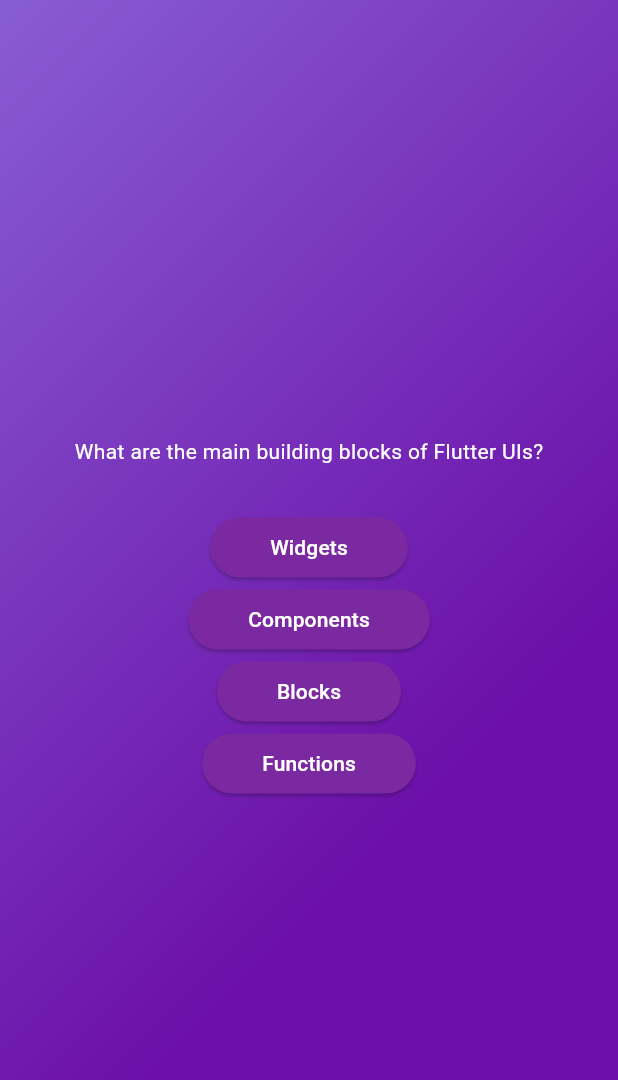
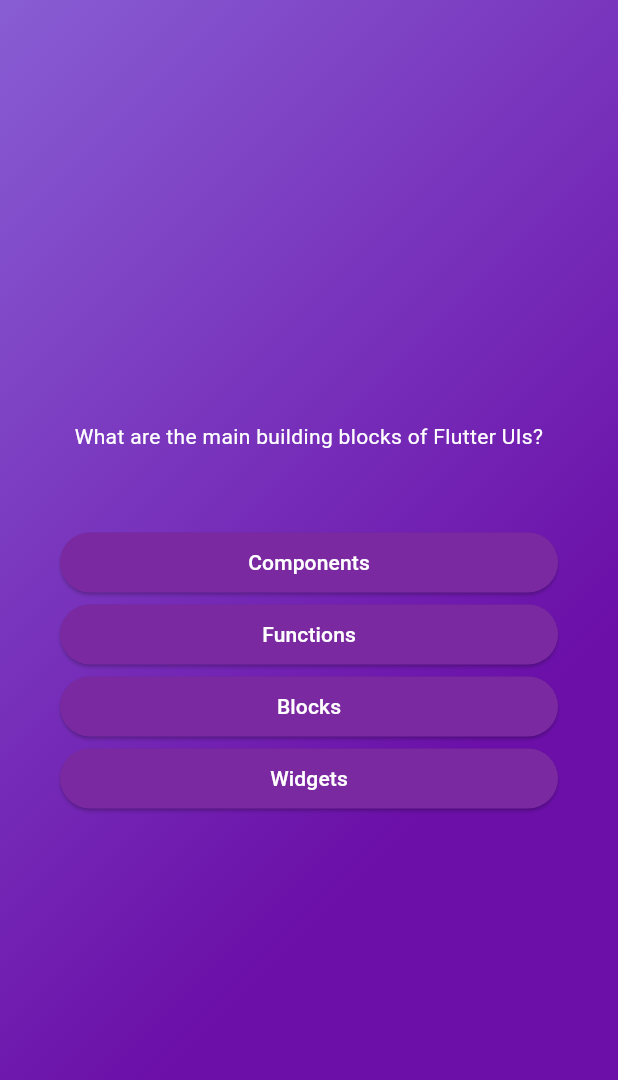
Before and after one commit to NevenD/adv_basics, a Flutter app: the screen it shows after launch, after a tap on "Start Quiz", on a phone screen of 412 x 824 dp. Shown: the top 1080 px of the screen. Run offline on Flutter 3.47's test engine with Material 3 defaults, Android fonts, the phone set to English and light mode, and no system bars.

```diff
--- a/lib/models/quiz_questions.dart
+++ b/lib/models/quiz_questions.dart
@@ -3,4 +3,10 @@ class QuizQuestion {
 
   final String text;
   final List<String> answers;
+
+  getShuffledAnswers() {
+    final shuffledList = List.of(answers); // Create a copy of the answers list
+    shuffledList.shuffle();
+    return shuffledList;
+  }
 }
--- a/lib/questions_screen.dart
+++ b/lib/questions_screen.dart
@@ -1,3 +1,5 @@
+import 'dart:math';
+
 import 'package:adv_basics/answer_button.dart';
 import 'package:flutter/material.dart';
 import 'package:adv_basics/data/questions.dart';
@@ -18,16 +20,25 @@ class _QuestionsScreenState extends State<QuestionsScreen> {
   Widget build(BuildContext context) {
     return SizedBox(
       width: double.infinity,
+      child: Container(
+        margin: const EdgeInsets.all(40),
         child: Column(
           mainAxisAlignment: MainAxisAlignment.center,
+          crossAxisAlignment:
+              CrossAxisAlignment.stretch, // it will strech buttons
           children: [
-          Text(currentQuestion.text, style: TextStyle(color: Colors.white)),
-          SizedBox(height: 30),
-          ...currentQuestion.answers.map((answer) {
+            Text(
+              currentQuestion.text,
+              style: TextStyle(color: Colors.white),
+              textAlign: TextAlign.center,
+            ),
+            SizedBox(height: 50),
+            ...currentQuestion.getShuffledAnswers().map((answer) {
               return AnswerButton(answerText: answer, onTap: () {});
             }),
           ],
         ),
+      ),
     );
   }
 }
```
Lines whose indentation alone changed are shown as unchanged.
